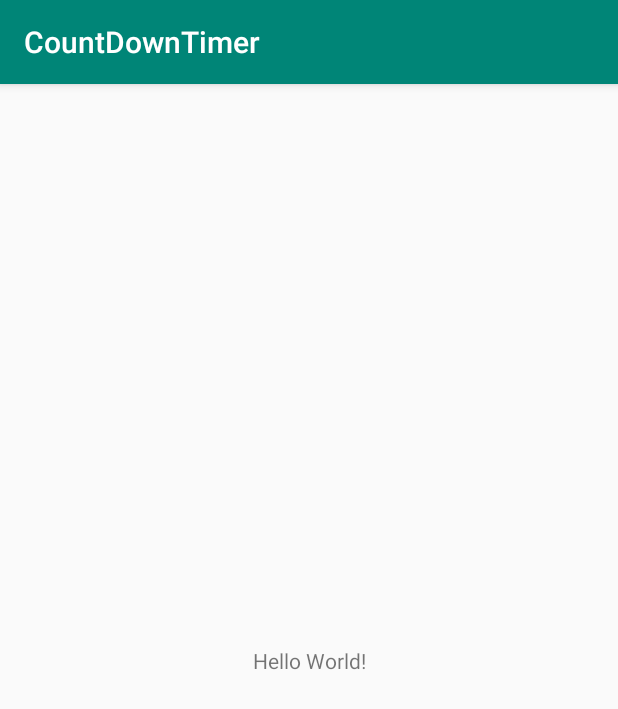
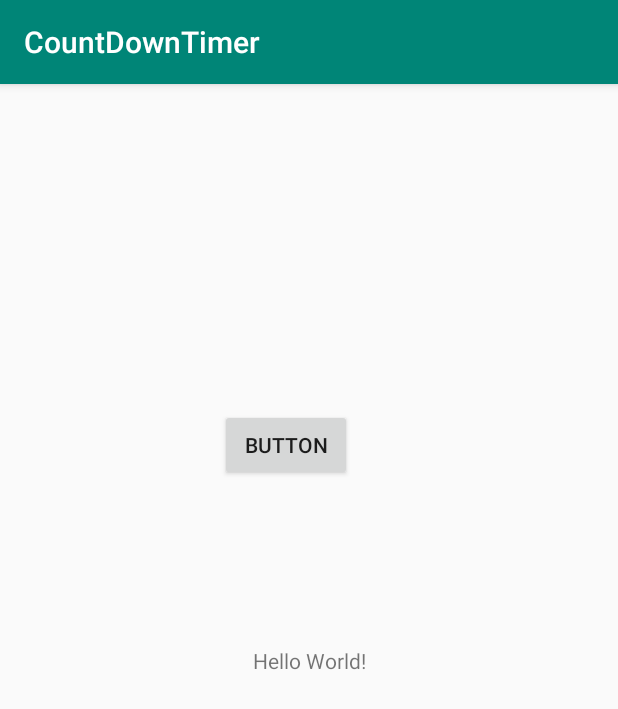
Before and after one commit to Kaushi9005/CountDownTimer, an Android app: the screen it shows after launch (MainActivity), on a phone screen of 412 x 824 dp. Shown: the top 709 px of the screen. Run offline under Robolectric (Android 15) with nearby library versions, the phone set to English and light mode, and no system bars.

Commit message:
Added a button

```diff
--- a/app/src/main/res/layout/activity_main.xml
+++ b/app/src/main/res/layout/activity_main.xml
@@ -7,6 +7,7 @@
     tools:context=".MainActivity">
 
     <TextView
+        android:id="@+id/textView"
         android:layout_width="wrap_content"
         android:layout_height="wrap_content"
         android:text="Hello World!"
@@ -15,4 +16,20 @@
         app:layout_constraintRight_toRightOf="parent"
         app:layout_constraintTop_toTopOf="parent" />
 
+    <Button
+        android:id="@+id/button"
+        android:layout_width="wrap_content"
+        android:layout_height="wrap_content"
+        android:layout_marginStart="146dp"
+        android:layout_marginLeft="146dp"
+        android:layout_marginTop="207dp"
+        android:layout_marginEnd="177dp"
+        android:layout_marginRight="177dp"
+        android:layout_marginBottom="101dp"
+        android:text="Button"
+        app:layout_constraintBottom_toTopOf="@+id/textView"
+        app:layout_constraintEnd_toEndOf="parent"
+        app:layout_constraintStart_toStartOf="parent"
+        app:layout_constraintTop_toTopOf="parent" />
+
 </android.support.constraint.ConstraintLayout>
```
